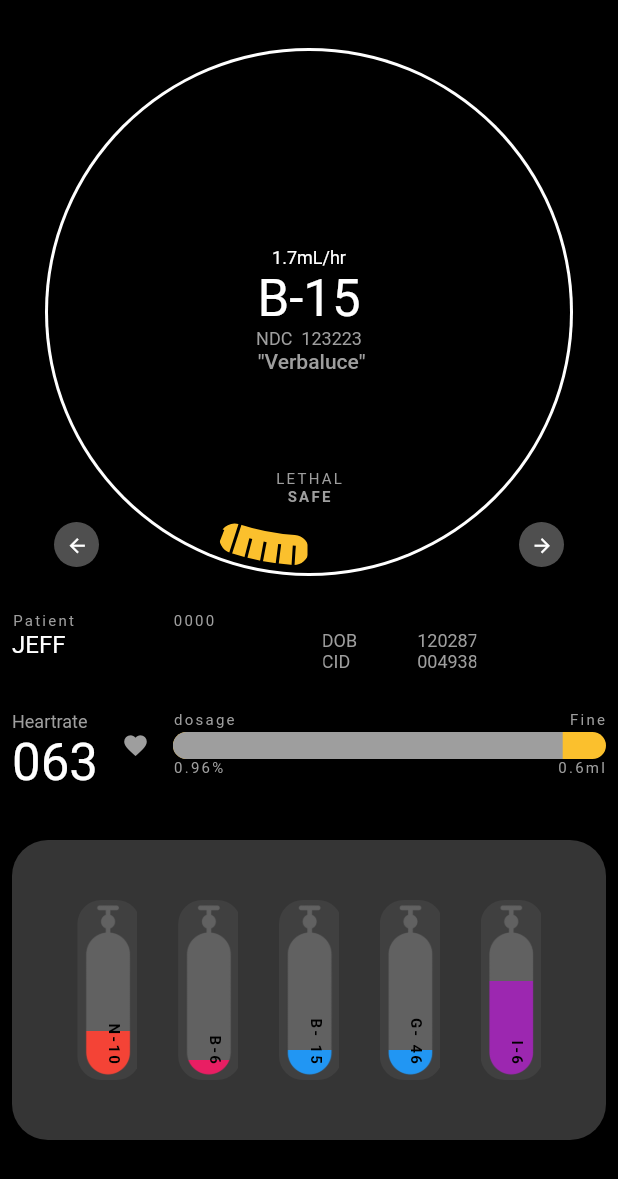
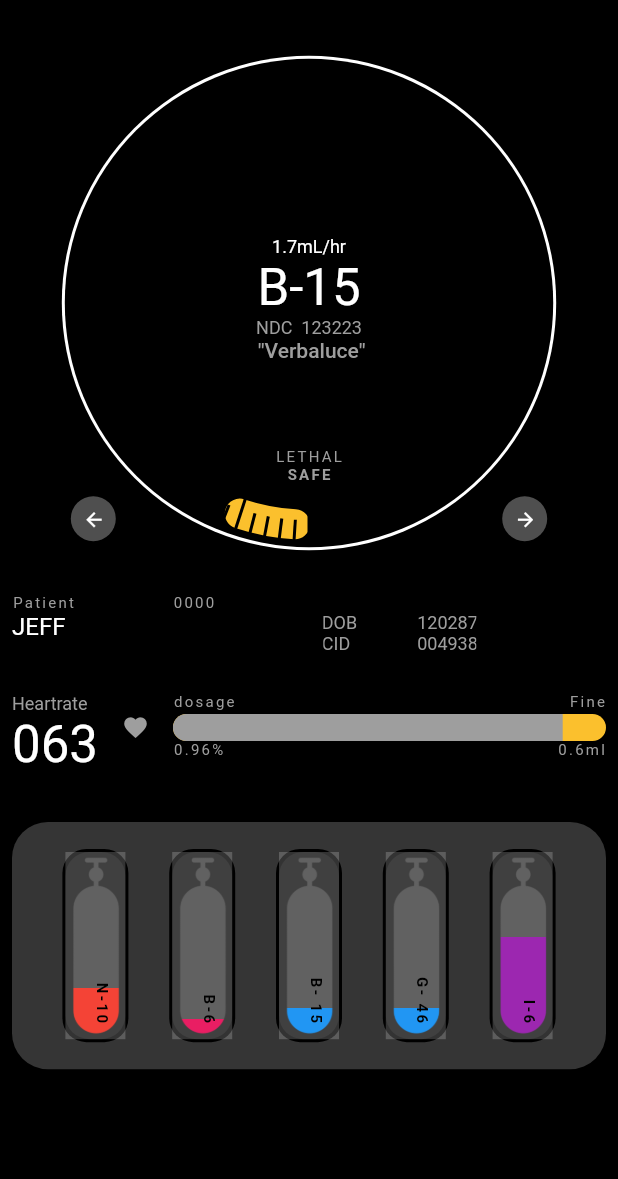
Before and after one commit to sujan6539/spider_head, a Flutter app: the screen it shows after launch, on a phone screen of 412 x 824 dp. Shown: the top 1179 px of the screen. Run offline on Flutter 3.47's test engine with Material 2 defaults, Android fonts, the phone set to English and light mode, and no system bars; our stand-ins replace flutter_riverpod, freezed_annotation, hooks_riverpod, riverpod_annotation.

Commit message:
updated canister ui

```diff
--- a/lib/dashboard.dart
+++ b/lib/dashboard.dart
@@ -19,15 +19,25 @@ class Dashboard extends ConsumerWidget {
 
   @override
   Widget build(BuildContext context, WidgetRef ref) {
+    var size = MediaQuery.of(context).size;
     var tracker = ref.watch(appStateProvider);
     int index = ref.read(appStateProvider).selectedIndex;
     var pharma = tracker.selectedPharma ?? pharmaZList[index];
+    double dimen = 0;
+    if ((size.width * 0.8) > size.height * 0.4) {
+      dimen = size.height * 0.4;
+    } else {
+      dimen = size.width * 0.8;
+    }
     return Padding(
       padding: const EdgeInsets.all(8.0),
       child: Column(
         children: [
-          HeroDisplay(
-            pharma:  pharma,
+          Flexible(
+            flex: 2,
+            child: HeroDisplay(
+              dimen: dimen,
+              pharma: pharma,
               onLeftClicked: () {
                 index = index + 1;
                 ref.read(appStateProvider.notifier).setIndex(index);
@@ -37,28 +47,49 @@ class Dashboard extends ConsumerWidget {
                 ref.read(appStateProvider.notifier).setIndex(index);
               },
             ),
-          InfoWidget(),
-          Padding(padding: EdgeInsets.all(16.0)),
-          Container(
-            height: 200,
-            padding: const EdgeInsets.all(30.0),
+          ),
+          const Flexible(flex: 1, child: InfoWidget()),
+          const Padding(padding: EdgeInsets.all(16.0)),
+          Flexible(
+            flex: 1,
+            child: Container(
+              height: 0.5 * dimen,
+              padding: const EdgeInsets.all(20.0),
               decoration: BoxDecoration(
                 borderRadius: BorderRadius.circular(24.0),
                 color: Colors.grey.shade800.withOpacity(0.8),
               ),
               child: Row(
                 mainAxisAlignment: MainAxisAlignment.spaceAround,
-              children: const [
+                children: [
                   Canister(
+                    height: 0.5 * dimen,
                     color: Colors.red,
                     percent: 0.5,
                     tag: 'n-10',
                   ),
-                Canister(color: Colors.pink, percent: 0.2, tag: 'b-6'),
-                Canister(color: Colors.blue, percent: 0.3, tag: 'b- 15'),
-                Canister(color: Colors.blue, percent: 0.3, tag: 'g- 46'),
-                Canister(color: Colors.purple, percent: 1.0, tag: 'i-6'),
+                  Canister(
+                      height: 0.5 * dimen,
+                      color: Colors.pink,
+                      percent: 0.2,
+                      tag: 'b-6'),
+                  Canister(
+                      height: 0.5 * dimen,
+                      color: Colors.blue,
+                      percent: 0.3,
+                      tag: 'b- 15'),
+                  Canister(
+                      height: 0.5 * dimen,
+                      color: Colors.blue,
+                      percent: 0.3,
+                      tag: 'g- 46'),
+                  Canister(
+                      height: 0.5 * dimen,
+                      color: Colors.purple,
+                      percent: 1.0,
+                      tag: 'i-6'),
                 ],
+              ),
             ),
           )
         ],
--- a/lib/ui/canister.dart
+++ b/lib/ui/canister.dart
@@ -6,9 +6,14 @@ class Canister extends StatefulWidget {
   final Color color;
   final double percent;
   final String tag;
+  final double height;
 
   const Canister(
-      {Key? key, required this.color, required this.percent, required this.tag})
+      {Key? key,
+      required this.height,
+      required this.color,
+      required this.percent,
+      required this.tag})
       : super(key: key);
 
   @override
@@ -34,17 +39,22 @@ class _CanisterState extends State<Canister>
 
   @override
   Widget build(BuildContext context) {
+    double width = 0.3 * widget.height;
     return Stack(
       children: [
         Positioned(
           top: 0,
           bottom: 0,
           child: Container(
-            height: 135,
-            width: 42,
+            height: widget.height,
+            width: 40,
+            foregroundDecoration: BoxDecoration(
+              color: Colors.white.withOpacity(0.2)
+            ),
             decoration: BoxDecoration(
                 color: Colors.grey.withOpacity(0.1),
-                borderRadius: BorderRadius.circular(16.0)),
+                borderRadius: BorderRadius.circular(16.0),
+                boxShadow: [BoxShadow(spreadRadius: 2.0)]),
           ),
         ),
         AnimatedBuilder(
@@ -61,7 +71,7 @@ class _CanisterState extends State<Canister>
                   ).createShader(rect);
                 },
                 child: Container(
-                  height: 120,
+                  height: widget.height - 10,
                   width: 40,
                   child: ImageIcon(
                     AssetImage('assets/images/vial.png'),
--- a/lib/ui/hero_display.dart
+++ b/lib/ui/hero_display.dart
@@ -10,15 +10,21 @@ class HeroDisplay extends StatelessWidget {
   final VoidCallback onLeftClicked;
   final VoidCallback onRightClicked;
   final PharmaZ pharma;
+  final double dimen;
 
   const HeroDisplay(
-      {Key? key, required this.pharma, required this.onLeftClicked, required this.onRightClicked})
+      {Key? key,
+      required this.dimen,
+      required this.pharma,
+      required this.onLeftClicked,
+      required this.onRightClicked})
       : super(key: key);
 
   @override
   Widget build(BuildContext context) {
-    var size = MediaQuery.of(context).size;
-    var newSize = Size(size.width - 60, size.width - 60);
+    // var size = MediaQuery.of(context).size;
+    // var newSize = Size(size.width - 60, size.width - 60);
+    var newSize = Size(dimen, dimen);
     return SafeArea(
       child: Center(
         child: Padding(
```
Lines whose indentation alone changed are shown as unchanged.
